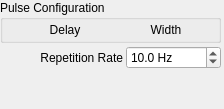
Before: the Qt Designer form src/gui/widget/pulseconfigwidget.ui in kncrabtree/blackchirp, drawn with Qt 5.
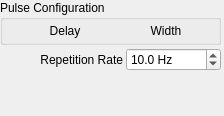
After: the same form once the commit is applied. Custom widgets are drawn as their Qt base class.

Diff of the .ui file:
```diff
--- a/src/gui/widget/pulseconfigwidget.ui
+++ b/src/gui/widget/pulseconfigwidget.ui
@@ -2,6 +2,14 @@
 <ui version="4.0">
  <class>PulseConfigWidget</class>
  <widget class="QWidget" name="PulseConfigWidget">
+  <property name="geometry">
+   <rect>
+    <x>0</x>
+    <y>0</y>
+    <width>224</width>
+    <height>116</height>
+   </rect>
+  </property>
   <property name="windowTitle">
    <string>Form</string>
   </property>
```
Left out of the diff: 2 changed lines with no effect on the pictures.
